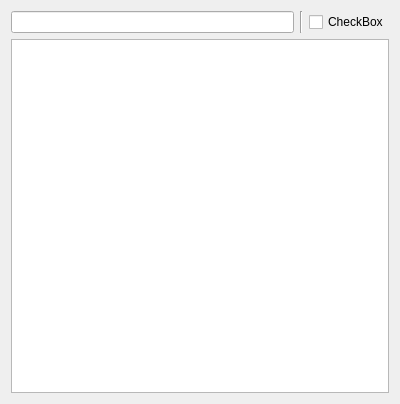
Before: the Qt Designer form src/ui/tasktreewidget.ui in krug-vadim/Hussein, drawn with Qt 5.
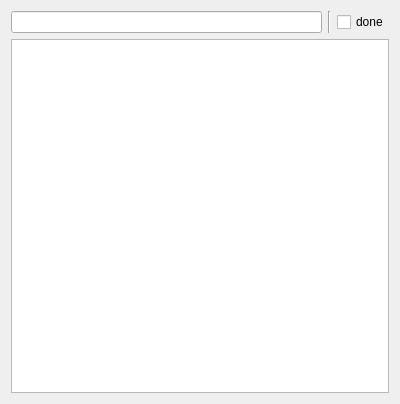
After: the same form once the commit is applied. Custom widgets are drawn as their Qt base class.

The edit to the form file:
```diff
--- a/src/ui/tasktreewidget.ui
+++ b/src/ui/tasktreewidget.ui
@@ -29,7 +29,7 @@
      <item>
       <widget class="QCheckBox" name="checkBox">
        <property name="text">
-        <string>CheckBox</string>
+        <string>done</string>
        </property>
       </widget>
      </item>
```
Left out of the diff: 4 changed lines with no effect on the pictures.
